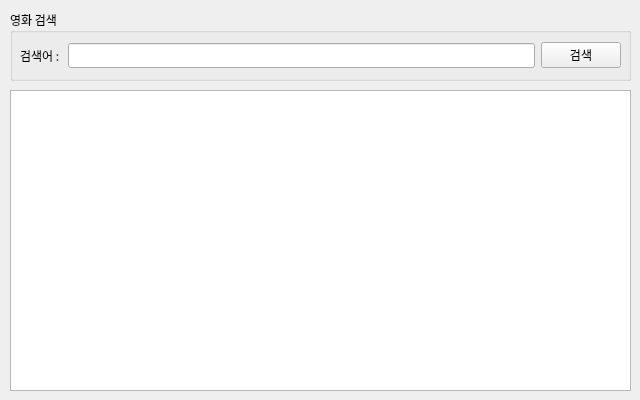
The window that part1/studyPyQt/naverAPI_movie.ui (LaniJeong/miniprojects) describes before a commit, drawn with Qt 5.
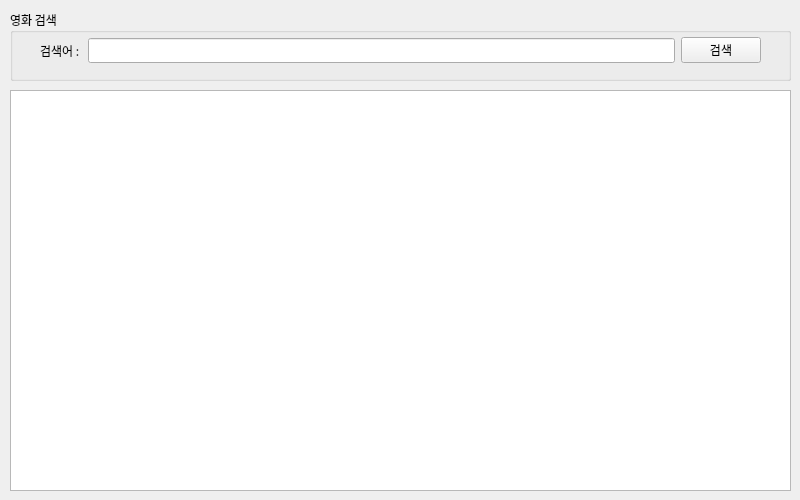
The same window after the commit.

Diff of the .ui file:
```diff
--- a/part1/studyPyQt/naverAPI_movie.ui
+++ b/part1/studyPyQt/naverAPI_movie.ui
@@ -6,8 +6,8 @@
    <rect>
     <x>0</x>
     <y>0</y>
-    <width>640</width>
-    <height>400</height>
+    <width>800</width>
+    <height>500</height>
    </rect>
   </property>
   <property name="sizePolicy">
@@ -18,14 +18,14 @@
   </property>
   <property name="minimumSize">
    <size>
-    <width>640</width>
-    <height>400</height>
+    <width>800</width>
+    <height>500</height>
    </size>
   </property>
   <property name="maximumSize">
    <size>
-    <width>640</width>
-    <height>400</height>
+    <width>800</width>
+    <height>500</height>
    </size>
   </property>
   <property name="font">
@@ -41,7 +41,7 @@
     <rect>
      <x>10</x>
      <y>10</y>
-     <width>621</width>
+     <width>781</width>
      <height>71</height>
     </rect>
    </property>
@@ -54,10 +54,10 @@
       <widget class="QWidget" name="layoutWidget">
        <property name="geometry">
         <rect>
-         <x>10</x>
-         <y>30</y>
-         <width>601</width>
-         <height>31</height>
+         <x>30</x>
+         <y>20</y>
+         <width>721</width>
+         <height>41</height>
         </rect>
        </property>
        <layout class="QHBoxLayout" name="horizontalLayout">
@@ -89,8 +89,8 @@
     <rect>
      <x>10</x>
      <y>90</y>
-     <width>621</width>
-     <height>301</height>
+     <width>781</width>
+     <height>401</height>
     </rect>
    </property>
    <layout class="QVBoxLayout" name="resultLayout">
```
